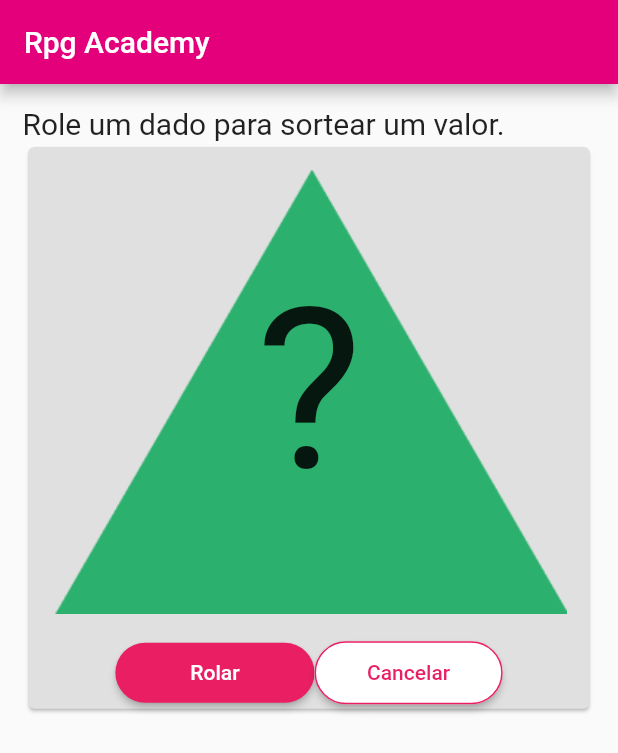
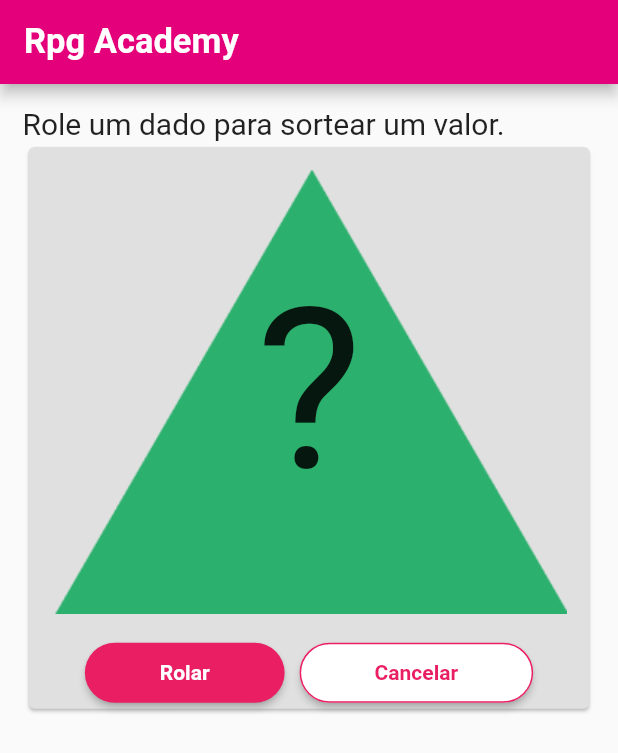
Before and after one commit to GilsonAndre/dados_rpg, a Flutter app: the screen it shows after launch, after a tap on "D4 (Quatro lados)", on a phone screen of 412 x 824 dp. Shown: the top 753 px of the screen. Run offline on Flutter 3.47's test engine with Material 2 defaults, Android fonts, the phone set to English and light mode, and no system bars.

```diff
--- a/lib/main.dart
+++ b/lib/main.dart
@@ -1,21 +1,28 @@
 import 'package:dados_rpg/pages/pick_dice.dart';
+import 'package:dados_rpg/resources/app_theme.dart';
 import 'package:dados_rpg/resources/strings.dart';
 import 'package:flutter/material.dart';
 
 void main() {
-  runApp( const MyApp());
+  runApp( MyApp());
 }
 
 class MyApp extends StatelessWidget {
-  const MyApp({super.key});
+   MyApp({super.key});
+  final AppTheme appTheme = AppTheme();
+  @override
 
-  @override
   Widget build(BuildContext context) {
-    return const MaterialApp(
+    return MaterialApp(
       debugShowCheckedModeBanner: false,
-
+      theme: appTheme.theme(),
       title: Strings.appName,
-      home: PickDice(),
+      home: Scaffold(
+        appBar: AppBar(
+          title: const Text(Strings.appName),
+        ),
+        body: const PickDice(),
+      ),
     );
   }
 }
--- a/lib/pages/pick_dice.dart
+++ b/lib/pages/pick_dice.dart
@@ -29,10 +29,6 @@ class _PickDiceState extends State<PickDice> {
       theme: appTheme.theme(),
       debugShowCheckedModeBanner: false,
       home: Scaffold(
-        appBar: AppBar(
-          title: const Text(Strings.appName),
-
-        ),
         body: Column(
           mainAxisAlignment: MainAxisAlignment.start,
           crossAxisAlignment: CrossAxisAlignment.start,
--- a/lib/pages/roll_dice.dart
+++ b/lib/pages/roll_dice.dart
@@ -27,15 +27,12 @@ class _RollDiceState extends State<RollDice> {
       theme: appTheme.theme(),
       debugShowCheckedModeBanner: false,
       home: Scaffold(
-        appBar: AppBar(
-          title: const Text(Strings.appName),
-        ),
         body: Container(
           padding: const EdgeInsets.all(15.0),
           height: 600,
           child: Column(
             mainAxisAlignment: MainAxisAlignment.start,
-            crossAxisAlignment: CrossAxisAlignment.start,
+            crossAxisAlignment: CrossAxisAlignment.stretch,
             children: [
               const Text(
                 Strings.titlePage2,
@@ -76,14 +73,14 @@ class _RollDiceState extends State<RollDice> {
                             });
                           },
                           style: ElevatedButton.styleFrom(
-                            padding: const EdgeInsets.fromLTRB(50, 12, 50, 12),
                             backgroundColor:
                                 isDiseableButton ? Colors.grey : Colors.pink,
-                            shape: RoundedRectangleBorder(
-                              borderRadius: BorderRadius.circular(24),
-                            ),
                           ),
                           child: const Text(Strings.buttonRoll),
+                        ),
+
+                        const SizedBox(
+                          width: 10,
                         ),
 
                         //Botão de cancelar
@@ -97,10 +94,6 @@ class _RollDiceState extends State<RollDice> {
                             );
                           },
                           style: ElevatedButton.styleFrom(
-                            padding: const EdgeInsets.fromLTRB(35, 13, 35, 13),
-                            shape: RoundedRectangleBorder(
-                              borderRadius: BorderRadius.circular(24),
-                            ),
                             side: const BorderSide(
                               color: Colors.pink,
                             ),
--- a/lib/resources/app_theme.dart
+++ b/lib/resources/app_theme.dart
@@ -6,7 +6,71 @@ class AppTheme {
       primaryColor: const Color(0xFFE5007B),
       appBarTheme: const AppBarTheme(
         backgroundColor: Color(0xFFE5007B),
-      )
+        titleTextStyle: TextStyle(
+          fontSize: 23,
+          fontWeight: FontWeight.bold,
+        ),
+      ),
+      elevatedButtonTheme: ElevatedButtonThemeData(
+        style: ElevatedButton.styleFrom(
+          shape: RoundedRectangleBorder(
+            borderRadius: BorderRadius.circular(24),
+          ),
+          textStyle: const TextStyle(
+            fontWeight: FontWeight.bold,
+          ),
+          padding: const EdgeInsets.fromLTRB(50, 12, 50, 12),
+        ),
+      ),
     );
   }
 }
+
+// Row(
+//                       mainAxisAlignment: MainAxisAlignment.center,
+//                       children: [
+//                         //Botão de Rolar
+//                         ElevatedButton(
+//                           onPressed: () {
+//                             setState(() {
+//                               isDiseableButton ? null : randomNumber();
+//                               isDiseableButton = true;
+//                             });
+//                           },
+//                           style: ElevatedButton.styleFrom(
+//                             padding: const EdgeInsets.fromLTRB(50, 12, 50, 12),
+//                             backgroundColor:
+//                                 isDiseableButton ? Colors.grey : Colors.pink,
+//                             shape: RoundedRectangleBorder(
+//                               borderRadius: BorderRadius.circular(24),
+//                             ),
+//                           ),
+//                           child: const Text(Strings.buttonRoll),
+//                         ),
+
+//                         //Botão de cancelar
+//                         ElevatedButton(
+//                           onPressed: () {
+//                             Navigator.push(
+//                               context,
+//                               MaterialPageRoute(
+//                                 builder: (context) => const PickDice(),
+//                               ),
+//                             );
+//                           },
+//                           style: ElevatedButton.styleFrom(
+//                             padding: const EdgeInsets.fromLTRB(35, 13, 35, 13),
+//                             shape: RoundedRectangleBorder(
+//                               borderRadius: BorderRadius.circular(24),
+//                             ),
+//                             side: const BorderSide(
+//                               color: Colors.pink,
+//                             ),
+//                             backgroundColor: Colors.white,
+//                           ),
+//                           child: const Text(
+//                             Strings.buttonCancel,
+//                             style: TextStyle(color: Colors.pink),
+//                           ),
+//                         ),
+//                       ],
```
Also changed, not shown: 1 other file.
